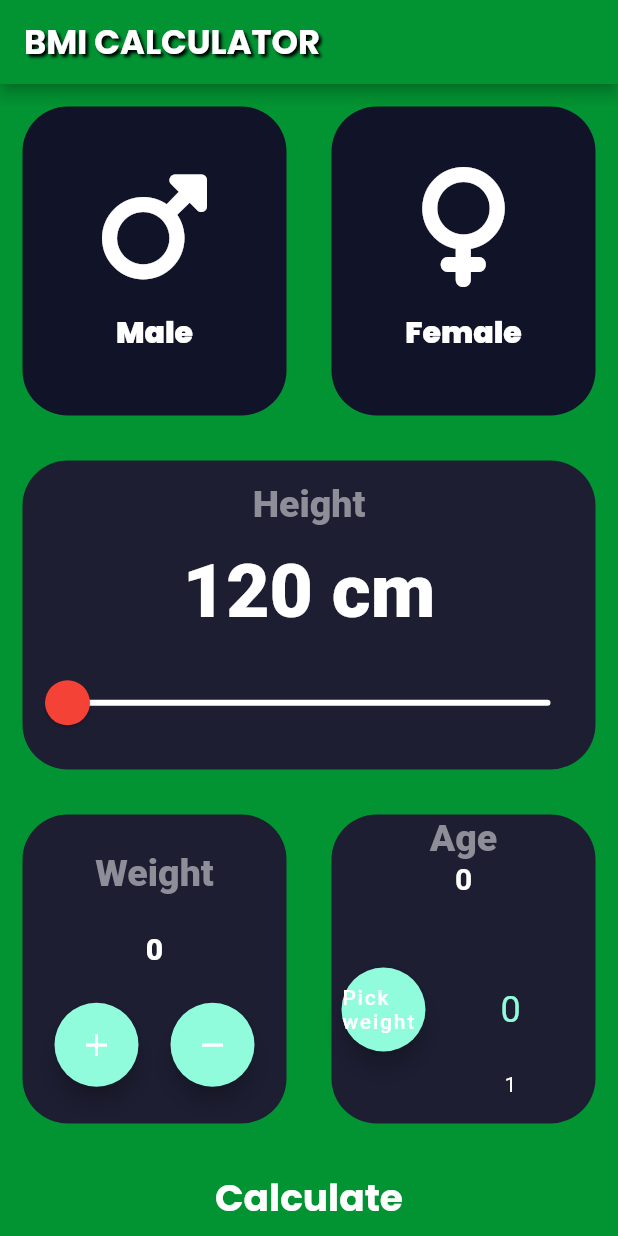
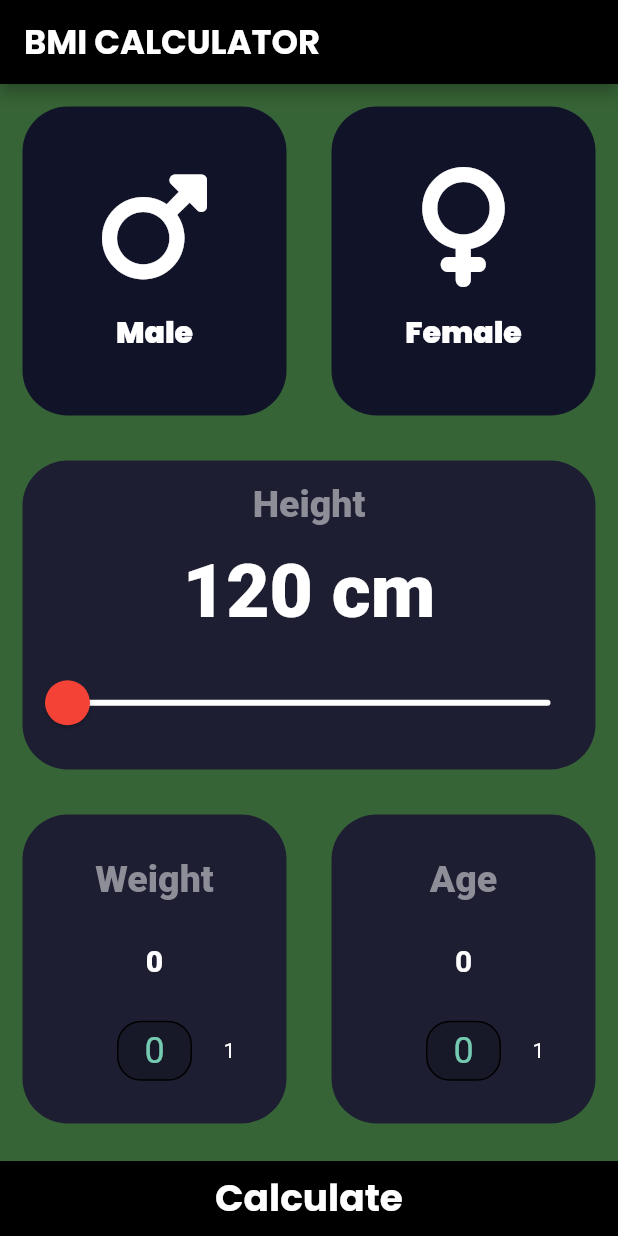
Before and after one commit to Akshat-sGit/bmi_calculator, a Flutter app: the screen it shows after launch, on a phone screen of 412 x 824 dp. Run offline on Flutter 3.47's test engine with Material 2 defaults, Android fonts, the phone set to English and light mode, and no system bars; drawn by our look-alikes of numberpicker; our stand-ins replace font_awesome_flutter, google_fonts.

Commit message:
NumberPicker lib added and color scheme is change

```diff
--- a/lib/input_page.dart
+++ b/lib/input_page.dart
@@ -10,7 +10,7 @@ import 'package:numberpicker/numberpicker.dart';
 const bottomContainerHeight = 80.0;
 const activeCardColor = Color.fromARGB(255, 29, 30, 50);
 const inactiveCardColor = Color(0xFF111328);
-const bottomContainerColor = Color.fromARGB(255, 2, 148, 50);
+const bottomContainerColor = Color.fromARGB(255, 0, 0, 0);
 
 // enum Gender{male, female,}
 
@@ -27,7 +27,7 @@ class _InputPageState extends State<InputPage> {
   int age = 0;
   Color maleCardColor = inactiveCardColor;
   Color femaleCardColor = inactiveCardColor;
-  late int gender ;
+  late int gender;
   void updateColor(int gender) {
     if (gender == 1) {
       if (maleCardColor == inactiveCardColor) {
@@ -44,13 +44,13 @@ class _InputPageState extends State<InputPage> {
       }
     }
   }
+
   @override
   Widget build(BuildContext context) {
     return Scaffold(
       appBar: AppBar(
-        backgroundColor:const Color.fromARGB(255, 2, 148, 50),
-        title: Text(
-          'BMI CALCULATOR',
+        backgroundColor: const Color.fromARGB(255, 0, 0, 0),
+        title: Text('BMI CALCULATOR',
             style: GoogleFonts.poppins(
                 color: Colors.white,
                 fontWeight: FontWeight.bold,
@@ -61,9 +61,7 @@ class _InputPageState extends State<InputPage> {
                     color: Colors.black,
                     offset: Offset(2.0, 2.0),
                   )
-              ]
-          )
-        ),
+                ])),
       ),
       body: Column(
         children: <Widget>[
@@ -175,22 +173,20 @@ class _InputPageState extends State<InputPage> {
                       Row(
                         mainAxisAlignment: MainAxisAlignment.spaceEvenly,
                         children: <Widget>[
-                          FloatingActionButton(
-                            onPressed: () {
-                              setState(() {
-                                weight = weight + 1;
-                              });
-                            },
-                            child: const Icon(Icons.add),
-                          ),
-                          FloatingActionButton(
-                            onPressed: () {
-                              setState(() {
-                                weight = weight - 1;
-                              });
-                            },
-                            child: const Icon(Icons.remove),
-                          ),
+                          NumberPicker(
+                              axis: Axis.horizontal,
+                              minValue: 0,
+                              maxValue: 200,
+                              itemWidth: 50,
+                              haptics: true,
+                              itemHeight: 40,
+                              value: weight,
+                              onChanged: (value1) =>
+                                  setState(() => weight = value1),
+                              decoration: BoxDecoration(
+                                  borderRadius: BorderRadius.circular(16),
+                                  border: Border.all(color: Colors.black),
+                                  color: const Color.fromARGB(50, 0, 0, 0)))
                         ],
                       ),
                     ],
@@ -218,25 +214,26 @@ class _InputPageState extends State<InputPage> {
                         Row(
                           mainAxisAlignment: MainAxisAlignment.spaceEvenly,
                           children: <Widget>[
-                          FloatingActionButton(
-                            onPressed: () {
-                              setState(() {
-                                age = age + 1;
-                              });
-                            },
-                            child: const Text("Pick weight"),
-                          ),
                             NumberPicker(
                                 minValue: 0,
-                            maxValue: 250,
-                            value: weight,
-                            onChanged: (value) => setState(() => weight = value),
-                        )
+                                maxValue: 100,
+                                value: age,
+                                haptics: true,
+                                axis: Axis.horizontal,
+                                itemWidth: 50,
+                                itemHeight: 40,
+                                onChanged: (value2) =>
+                                    setState(() => age = value2),
+                                decoration: BoxDecoration(
+                                    borderRadius: BorderRadius.circular(16),
+                                    border: Border.all(color: Colors.black),
+                                    color: const Color.fromARGB(50, 0, 0, 0)))
                           ],
                         ),
                       ]),
                 ),
-              )],
+              )
+            ],
           )),
           const CalculateCard(),
         ],
--- a/lib/main.dart
+++ b/lib/main.dart
@@ -14,7 +14,7 @@ class BMICalculator extends StatelessWidget {
         colorScheme: ColorScheme.fromSwatch().copyWith(
             primary: const Color.fromARGB(0, 255, 255, 255),
             secondary: const Color(0xFF91FCDC)),
-        scaffoldBackgroundColor:const Color.fromARGB(255, 2, 148, 50),
+        scaffoldBackgroundColor:const Color.fromARGB(255, 55, 100, 55),
       ),
       home: const InputPage(),
     );
```
Lines whose indentation alone changed are shown as unchanged.
